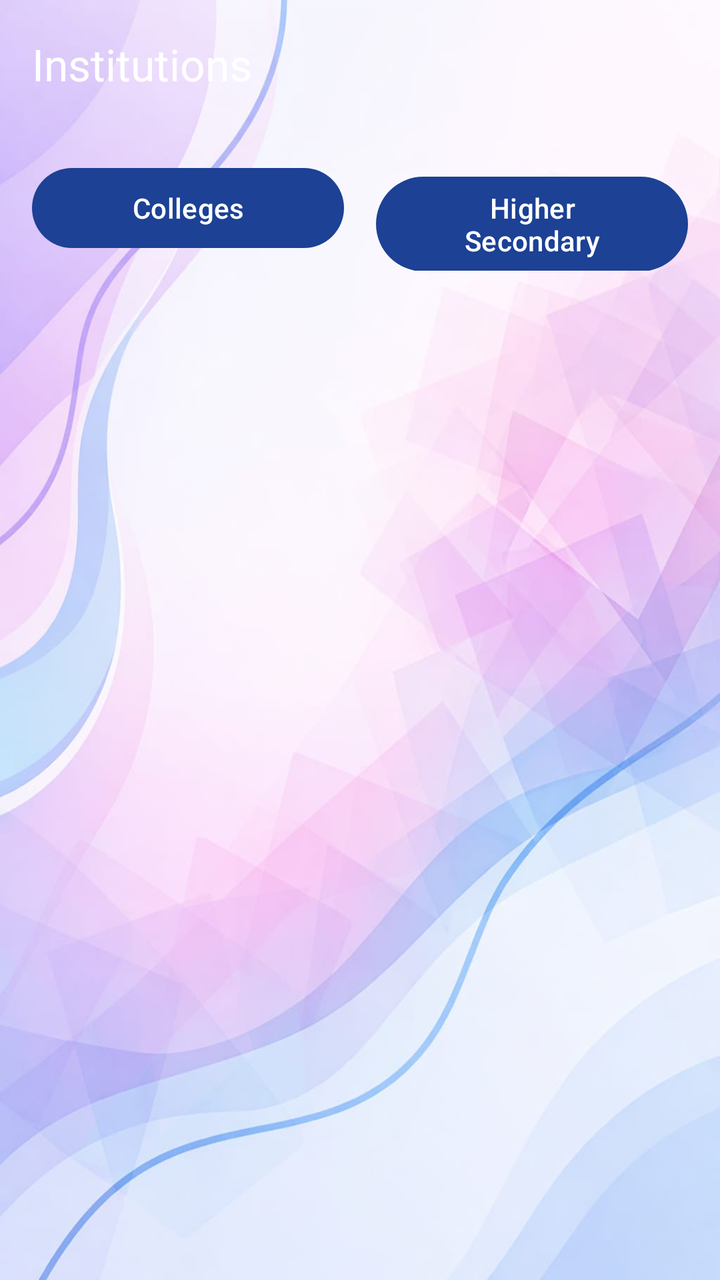
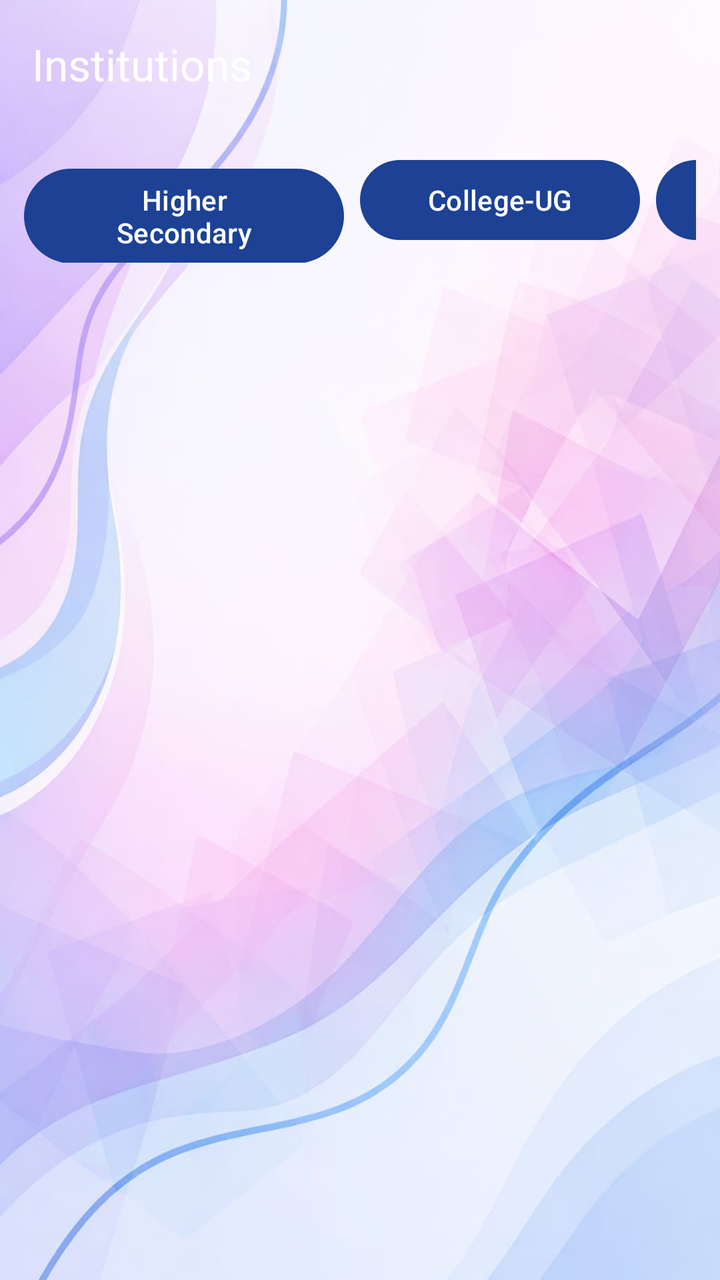

Before-and-after screenshots of an Android layout around one commit, followed by the original layout XML and the change that was made.
<!-- AndroidManifest.xml: application theme Theme.AspirePath -->
<!-- res/layout/activity_taluka_institutions.xml -->
<?xml version="1.0" encoding="utf-8"?>
<LinearLayout xmlns:android="http://schemas.android.com/apk/res/android"
    xmlns:app="http://schemas.android.com/apk/res-auto"
    xmlns:tools="http://schemas.android.com/tools"
    android:layout_width="match_parent"
    android:layout_height="match_parent"
    android:orientation="vertical"
    android:background="@drawable/bg2"
    tools:context=".TalukaInstitutionsActivity">

    
    <androidx.appcompat.widget.Toolbar
        android:id="@+id/toolbar"
        android:layout_width="match_parent"
        android:layout_height="?attr/actionBarSize"
        android:background="@android:color/transparent"
        android:theme="@style/ThemeOverlay.AppCompat.Dark.ActionBar"
        app:titleTextColor="@color/white"
        app:title="Institutions" />

    
    <LinearLayout
        android:layout_width="match_parent"
        android:layout_height="wrap_content"
        android:orientation="horizontal"
        android:weightSum="2"
        android:padding="16dp">

        <Button
            android:id="@+id/btnColleges"
            android:layout_width="0dp"
            android:layout_height="wrap_content"
            android:layout_weight="1"
            android:text="Colleges"
            android:textColor="@android:color/white"
            android:layout_marginEnd="8dp"/>

        <Button
            android:id="@+id/btnHigherSecondary"
            android:layout_width="0dp"
            android:layout_height="wrap_content"
            android:layout_weight="1"
            android:text="Higher Secondary"
            android:textColor="@android:color/white"
            android:layout_marginStart="8dp"/>
    </LinearLayout>

    <androidx.recyclerview.widget.RecyclerView
        android:id="@+id/recyclerViewInstitutions"
        android:layout_width="match_parent"
        android:layout_height="match_parent"
        android:layout_marginHorizontal="8dp"
        app:layoutManager="androidx.recyclerview.widget.LinearLayoutManager"
        tools:listitem="@layout/item_institution"/>

</LinearLayout>
<!-- res/layout/item_institution.xml (included above) -->
<?xml version="1.0" encoding="utf-8"?>
<androidx.cardview.widget.CardView xmlns:android="http://schemas.android.com/apk/res/android"
    xmlns:app="http://schemas.android.com/apk/res-auto"
    android:layout_width="match_parent"
    android:layout_height="wrap_content"
    android:layout_margin="8dp"
    app:cardCornerRadius="8dp"
    app:cardElevation="4dp">

    <LinearLayout
        android:layout_width="match_parent"
        android:layout_height="wrap_content"
        android:orientation="vertical"
        android:padding="16dp">

        <TextView
            android:id="@+id/textViewName"
            android:layout_width="wrap_content"
            android:layout_height="wrap_content"
            android:text="Institution Name"
            android:textSize="18sp"
            android:textStyle="bold"
            android:textColor="@android:color/black"
            android:layout_marginBottom="4dp"/>

        <TextView
            android:id="@+id/textViewLocation"
            android:layout_width="wrap_content"
            android:layout_height="wrap_content"
            android:text="Location"
            android:textSize="14sp"
            android:textColor="#555555"
            android:layout_marginBottom="4dp"/>

        <TextView
            android:id="@+id/textViewTaluka"
            android:layout_width="wrap_content"
            android:layout_height="wrap_content"
            android:text="Taluka"
            android:textSize="12sp"
            android:textColor="#777777"
            android:background="#EEE"
            android:padding="4dp"
            android:layout_marginBottom="8dp"/>

        <TextView
            android:id="@+id/textViewStreams"
            android:layout_width="wrap_content"
            android:layout_height="wrap_content"
            android:text="Streams: Arts, Commerce"
            android:textSize="14sp"
            android:textColor="#333333"
            android:layout_marginBottom="8dp"/>

        <LinearLayout
            android:id="@+id/layoutContact"
            android:layout_width="match_parent"
            android:layout_height="wrap_content"
            android:orientation="vertical"
            android:layout_marginBottom="8dp">

            <TextView
                android:id="@+id/textViewContact"
                android:layout_width="wrap_content"
                android:layout_height="wrap_content"
                android:text="📞 Contact"
                android:textSize="14sp"/>

            <TextView
                android:id="@+id/textViewEmail"
                android:layout_width="wrap_content"
                android:layout_height="wrap_content"
                android:text="📧 Email"
                android:textSize="14sp"/>
        </LinearLayout>

        <TextView
            android:id="@+id/textViewWebsite"
            android:layout_width="wrap_content"
            android:layout_height="wrap_content"
            android:text="Visit Website 🌐"
            android:textColor="#2196F3"
            android:textSize="14sp"
            android:textStyle="bold"
            android:padding="8dp"
            android:background="?attr/selectableItemBackground"
            android:clickable="true"
            android:focusable="true"/>

    </LinearLayout>
</androidx.cardview.widget.CardView>
<!-- resources referenced by this layout -->
<resources>
  <color name="white">#FFFFFFFF</color>
  <!-- drawable bg2: jpeg bitmap (drawable, 47029 bytes) -->
  <style name="Theme.AspirePath" parent="Base.Theme.AspirePath" />
  <style name="Base.Theme.AspirePath" parent="Theme.Material3.DayNight.NoActionBar">
          
          <item name="colorPrimary">@color/blue</item>
          <item name="colorPrimaryVariant">#0073e6</item>
          <item name="colorOnPrimary">@color/white</item>
          <item name="android:statusBarColor">@color/blue</item>
          
      </style>
  <color name="blue">#1C4195</color>
</resources>

<!-- the commit's change to res/layout/activity_taluka_institutions.xml (unified diff, before → after) -->
@@ -19,31 +19,50 @@
         app:title="Institutions" />
 
     
-    <LinearLayout
+    <HorizontalScrollView
         android:layout_width="match_parent"
         android:layout_height="wrap_content"
-        android:orientation="horizontal"
-        android:weightSum="2"
-        android:padding="16dp">
+        android:scrollbars="none"
+        android:padding="12dp">
 
-        <Button
-            android:id="@+id/btnColleges"
-            android:layout_width="0dp"
+        <LinearLayout
+            android:layout_width="wrap_content"
             android:layout_height="wrap_content"
-            android:layout_weight="1"
-            android:text="Colleges"
-            android:textColor="@android:color/white"
-            android:layout_marginEnd="8dp"/>
+            android:orientation="horizontal">
 
-        <Button
-            android:id="@+id/btnHigherSecondary"
-            android:layout_width="0dp"
-            android:layout_height="wrap_content"
-            android:layout_weight="1"
-            android:text="Higher Secondary"
-            android:textColor="@android:color/white"
-            android:layout_marginStart="8dp"/>
-    </LinearLayout>
+            <Button
+                android:id="@+id/btnHigherSecondary"
+                android:layout_width="160dp"
+                android:layout_height="wrap_content"
+                android:text="Higher Secondary"
+                android:textColor="@android:color/white"
+                android:layout_marginEnd="8dp"/>
+
+            <Button
+                android:id="@+id/btnColleges"
+                android:layout_width="140dp"
+                android:layout_height="wrap_content"
+                android:text="College-UG"
+                android:textColor="@android:color/white"
+                android:layout_marginEnd="8dp"/>
+
+            <Button
+                android:id="@+id/btnDiploma"
+                android:layout_width="140dp"
+                android:layout_height="wrap_content"
+                android:text="Diploma"
+                android:textColor="@android:color/white"
+                android:layout_marginEnd="8dp"/>
+
+            <Button
+                android:id="@+id/btnMasters"
+                android:layout_width="140dp"
+                android:layout_height="wrap_content"
+                android:text="College-PG"
+                android:textColor="@android:color/white"/>
+
+        </LinearLayout>
+    </HorizontalScrollView>
 
     <androidx.recyclerview.widget.RecyclerView
         android:id="@+id/recyclerViewInstitutions"
